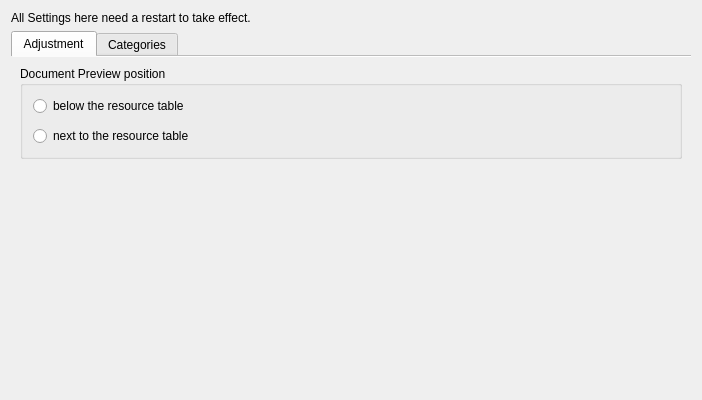
Qt form src/mainui/settings/appearancesettings.ui (KDE/conquirere) before a commit.
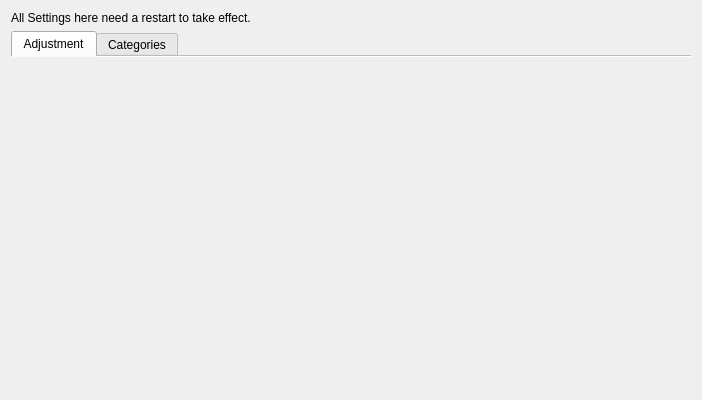
The same form after that commit. Custom widgets are drawn as their Qt base class.

The edit to the form file:
```diff
--- a/src/mainui/settings/appearancesettings.ui
+++ b/src/mainui/settings/appearancesettings.ui
@@ -36,50 +36,7 @@
       <attribute name="title">
        <string>Adjustment</string>
       </attribute>
-      <layout class="QVBoxLayout" name="verticalLayout_4">
-       <item>
-        <widget class="QGroupBox" name="groupBox">
-         <property name="title">
-          <string>Document Preview position</string>
-         </property>
-         <layout class="QVBoxLayout" name="verticalLayout_3">
-          <property name="spacing">
-           <number>10</number>
-          </property>
-          <property name="margin">
-           <number>10</number>
-          </property>
-          <item>
-           <widget class="QRadioButton" name="rbBelow">
-            <property name="text">
-             <string>below the resource table</string>
-            </property>
-           </widget>
-          </item>
-          <item>
-           <widget class="QRadioButton" name="rbNextTo">
-            <property name="text">
-             <string>next to the resource table</string>
-            </property>
-           </widget>
-          </item>
-         </layout>
-        </widget>
-       </item>
-       <item>
-        <spacer name="verticalSpacer">
-         <property name="orientation">
-          <enum>Qt::Vertical</enum>
-         </property>
-         <property name="sizeHint" stdset="0">
-          <size>
-           <width>20</width>
-           <height>247</height>
-          </size>
-         </property>
-        </spacer>
-       </item>
-      </layout>
+      <layout class="QVBoxLayout" name="verticalLayout_4"/>
      </widget>
      <widget class="QWidget" name="categories">
       <attribute name="title">
```
